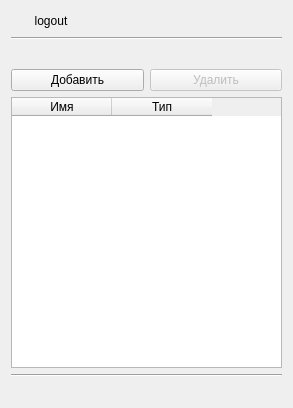
The window that dWell/admindialog.ui (kashapov17/dWell) describes before a commit, drawn with Qt 5.
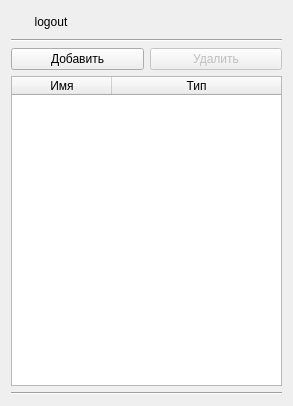
The same window after the commit. Icons and pictures are not drawn.

```diff
--- a/dWell/admindialog.ui
+++ b/dWell/admindialog.ui
@@ -9,8 +9,8 @@
    <rect>
     <x>0</x>
     <y>0</y>
-    <width>293</width>
-    <height>408</height>
+    <width>287</width>
+    <height>406</height>
    </rect>
   </property>
   <property name="windowTitle">
@@ -31,7 +31,7 @@
            <property name="maximumSize">
             <size>
              <width>80</width>
-             <height>20</height>
+             <height>25</height>
             </size>
            </property>
            <property name="text">
@@ -74,19 +74,6 @@
          </property>
         </widget>
        </item>
-       <item>
-        <spacer name="verticalSpacer_2">
-         <property name="orientation">
-          <enum>Qt::Vertical</enum>
-         </property>
-         <property name="sizeHint" stdset="0">
-          <size>
-           <width>20</width>
-           <height>17</height>
-          </size>
-         </property>
-        </spacer>
-       </item>
       </layout>
      </item>
      <item>
@@ -134,6 +121,9 @@
            <height>271</height>
           </size>
          </property>
+         <property name="sizeAdjustPolicy">
+          <enum>QAbstractScrollArea::AdjustIgnored</enum>
+         </property>
          <property name="editTriggers">
           <set>QAbstractItemView::NoEditTriggers</set>
          </property>
@@ -143,6 +133,21 @@
          <property name="selectionBehavior">
           <enum>QAbstractItemView::SelectRows</enum>
          </property>
+         <attribute name="horizontalHeaderShowSortIndicator" stdset="0">
+          <bool>false</bool>
+         </attribute>
+         <attribute name="horizontalHeaderStretchLastSection">
+          <bool>true</bool>
+         </attribute>
+         <attribute name="verticalHeaderCascadingSectionResizes">
+          <bool>false</bool>
+         </attribute>
+         <attribute name="verticalHeaderDefaultSectionSize">
+          <number>50</number>
+         </attribute>
+         <attribute name="verticalHeaderHighlightSections">
+          <bool>false</bool>
+         </attribute>
          <column>
           <property name="text">
            <string>Имя</string>
@@ -168,25 +173,6 @@
          </property>
         </widget>
        </item>
-       <item>
-        <spacer name="verticalSpacer">
-         <property name="minimumSize">
-          <size>
-           <width>23</width>
-           <height>20</height>
-          </size>
-         </property>
-         <property name="orientation">
-          <enum>Qt::Vertical</enum>
-         </property>
-         <property name="sizeHint" stdset="0">
-          <size>
-           <width>20</width>
-           <height>17</height>
-          </size>
-         </property>
-        </spacer>
-       </item>
       </layout>
      </item>
     </layout>
```
